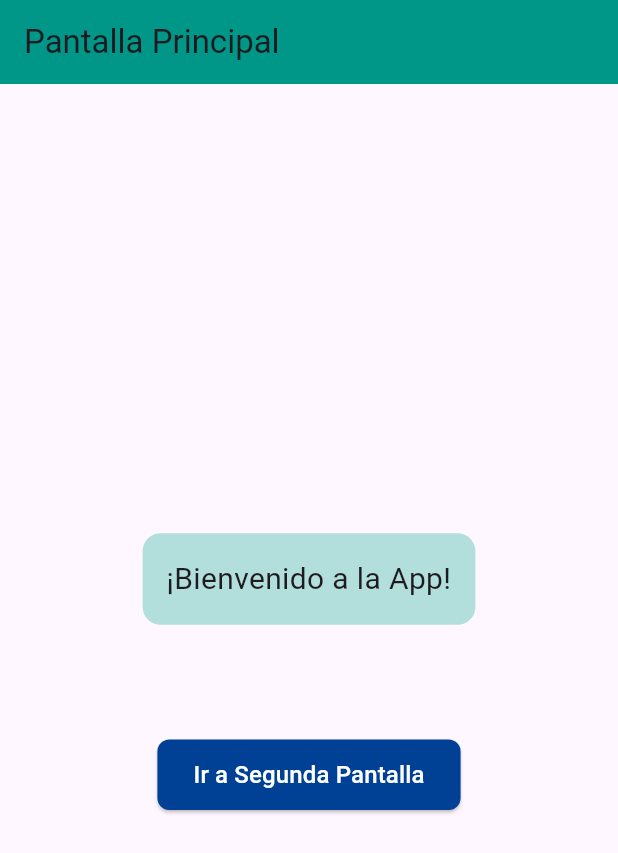
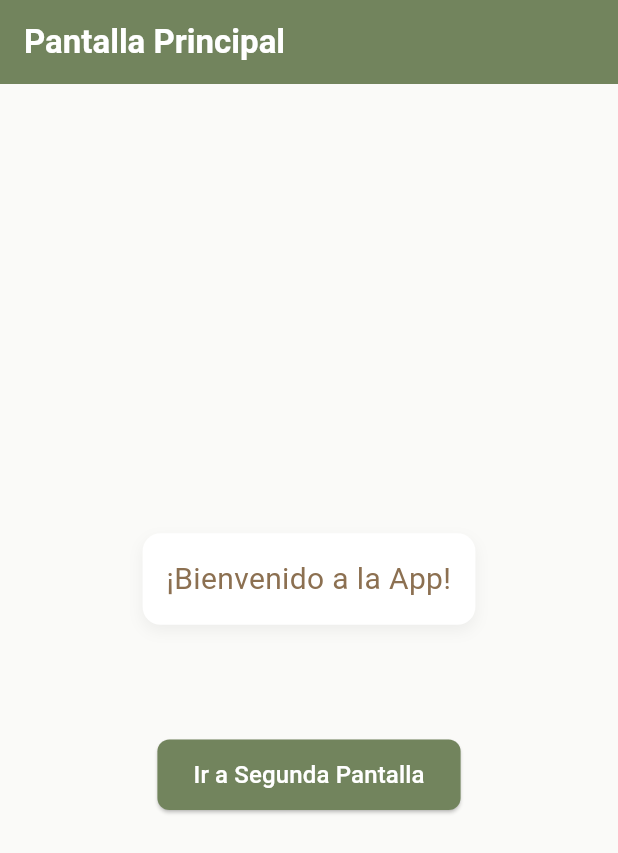
Before and after one commit to aferlop5/ggercil_aferlop5_p2, a Flutter app: the screen it shows after launch, on a phone screen of 412 x 824 dp. Shown: the top 853 px of the screen. Run offline on Flutter 3.47's test engine with Material 3 defaults, Android fonts, the phone set to English and light mode, and no system bars.

Commit message:
cambiando paleta de colores

```diff
--- a/lib/main.dart
+++ b/lib/main.dart
@@ -2,6 +2,8 @@
 import 'package:flutter/material.dart';
 // Importa la vista principal definida en main_view.dart.
 import 'views/main_view.dart';
+// Tema de la app: paleta y estilos.
+import 'theme/app_colors.dart';
 
 // Función principal: punto de entrada de la aplicación.
 // runApp monta el widget raíz MyApp en la pantalla.
@@ -16,9 +18,10 @@ class MyApp extends StatelessWidget {
   const MyApp({Key? key}) : super(key: key);
 
   @override
-  Widget build(BuildContext context) => const MaterialApp(
+  Widget build(BuildContext context) => MaterialApp(
     title: 'P1 IPC', // Título en el interruptor de tareas
     debugShowCheckedModeBanner: false, // Oculta la etiqueta de depuración
-    home: MainView(), // Pantalla inicial
+    theme: buildAppTheme(), // Aplica el tema global con la paleta de colores
+    home: const MainView(), // Pantalla inicial
   );
 }
--- /dev/null
+++ b/lib/theme/app_colors.dart
@@ -0,0 +1,64 @@
+import 'package:flutter/material.dart';
+
+/// Paleta de colores de la app (P2)
+class AppColors {
+  // Fondo base (marfil)
+  static const Color background = Color(0xFFFAFAF8);
+
+  // Verde oliva (primario: títulos, iconos header, botones, AppBar)
+  static const Color olive = Color(0xFF72845D);
+
+  // Marrón tierra (texto secundario, descripciones, bordes suaves)
+  static const Color earth = Color(0xFF8C7051);
+
+  // Blanco puro (cards, botones flotantes, modales)
+  static const Color pureWhite = Color(0xFFFFFFFF);
+
+  // Amarillo arena (acentos puntuales)
+  static const Color sand = Color(0xFFE8D5B5);
+}
+
+ThemeData buildAppTheme() {
+  final base = ThemeData.light();
+
+  return base.copyWith(
+    scaffoldBackgroundColor: AppColors.background,
+    colorScheme: base.colorScheme.copyWith(
+      primary: AppColors.olive,
+      onPrimary: Colors.white,
+      secondary: AppColors.sand,
+      surface: AppColors.pureWhite,
+      onSurface: Colors.black87,
+      background: AppColors.background,
+      onBackground: Colors.black87,
+    ),
+    appBarTheme: const AppBarTheme(
+      backgroundColor: AppColors.olive,
+      foregroundColor: Colors.white,
+      elevation: 0,
+    ),
+    elevatedButtonTheme: ElevatedButtonThemeData(
+      style: ElevatedButton.styleFrom(
+        backgroundColor: AppColors.olive,
+        foregroundColor: Colors.white,
+        padding: const EdgeInsets.symmetric(vertical: 12, horizontal: 24),
+        shape: RoundedRectangleBorder(borderRadius: BorderRadius.circular(8)),
+      ),
+    ),
+    snackBarTheme: SnackBarThemeData(
+      backgroundColor: AppColors.olive.withOpacity(0.95),
+      contentTextStyle: const TextStyle(color: Colors.white),
+      behavior: SnackBarBehavior.floating,
+    ),
+    cardColor: AppColors.pureWhite,
+    textTheme: base.textTheme.copyWith(
+      titleLarge: const TextStyle(
+        color: AppColors.olive,
+        fontWeight: FontWeight.w700,
+      ),
+      bodyMedium: const TextStyle(color: AppColors.earth),
+      bodySmall: const TextStyle(color: AppColors.earth),
+    ),
+    dividerColor: AppColors.earth.withOpacity(0.2),
+  );
+}
--- a/lib/views/main_view.dart
+++ b/lib/views/main_view.dart
@@ -16,7 +16,6 @@ class MainView extends StatelessWidget {
     appBar: AppBar(
       // Barra superior con el título de la pantalla
       title: const Text('Pantalla Principal'),
-      backgroundColor: Colors.teal,
     ),
     body: Center(
       // Centra el contenido en el eje principal
@@ -35,8 +34,15 @@ class MainView extends StatelessWidget {
               padding: const EdgeInsets.all(16),
               margin: const EdgeInsets.all(16),
               decoration: BoxDecoration(
-                color: Colors.teal[100],
+                color: Theme.of(context).colorScheme.surface,
                 borderRadius: BorderRadius.circular(12),
+                boxShadow: [
+                  BoxShadow(
+                    color: Colors.black.withOpacity(0.05),
+                    blurRadius: 8,
+                    offset: const Offset(0, 4),
+                  ),
+                ],
               ),
               child: const Text(
                 '¡Bienvenido a la App!',
@@ -49,20 +55,13 @@ class MainView extends StatelessWidget {
           const SizedBox(height: 60),
           // Botón que también navega a la segunda pantalla
           ElevatedButton(
-            style: ElevatedButton.styleFrom(
-              backgroundColor: const Color.fromARGB(255, 0, 65, 150),
-              padding: const EdgeInsets.symmetric(vertical: 12, horizontal: 24),
-              shape: RoundedRectangleBorder(
-                borderRadius: BorderRadius.circular(8),
-              ),
-            ),
             onPressed: () => Navigator.push(
               context,
               MaterialPageRoute(builder: (context) => const ListViewScreen()),
             ), // Navega a ListViewScreen al pulsar el botón
             child: const Text(
               'Ir a Segunda Pantalla',
-              style: TextStyle(color: Colors.white, fontSize: 16),
+              style: TextStyle(fontSize: 16),
             ),
           ),
         ],
--- a/pubspec.yaml
+++ b/pubspec.yaml
@@ -60,9 +60,8 @@ flutter:
   uses-material-design: true
 
   # To add assets to your application, add an assets section, like this:
-  # assets:
-  #   - images/a_dot_burr.jpeg
-  #   - images/a_dot_ham.jpeg
+  assets:
+    - assets/images/
 
   # An image asset can refer to one or more resolution-specific "variants", see
   # https://flutter.dev/to/resolution-aware-images
```
Also changed, not shown: lib/models/item.dart (+70 -18 lines), lib/views/list_view.dart (+18 -21 lines), assets/images/README.txt (added), assets/images/olivo.jpg (added).
